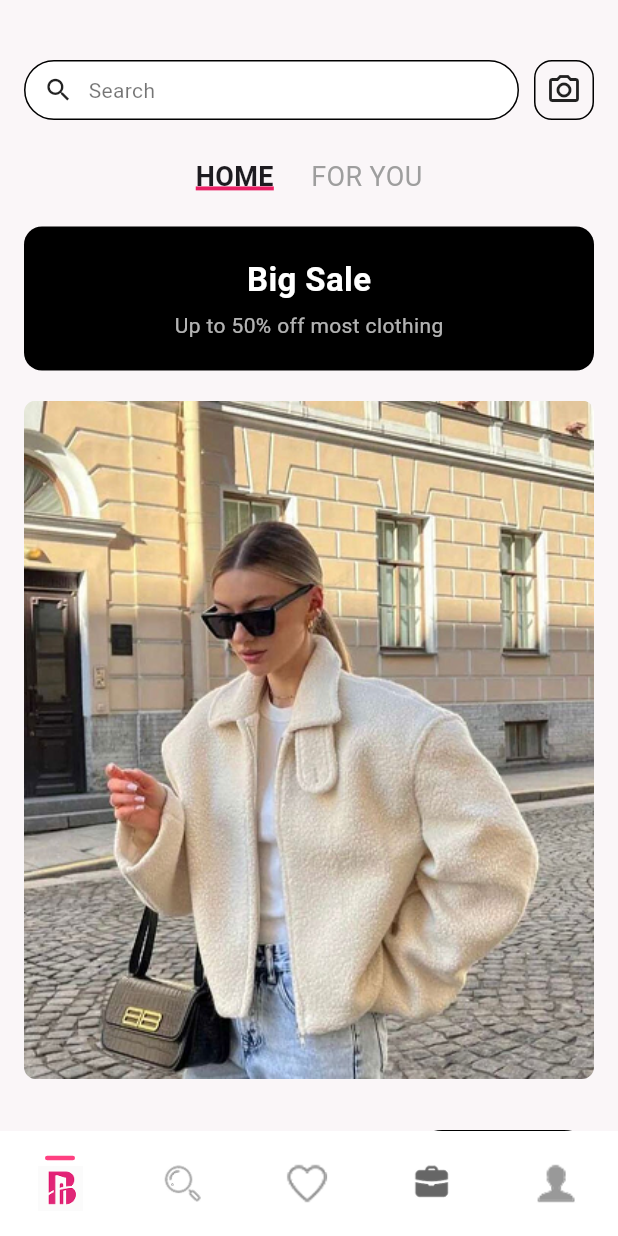
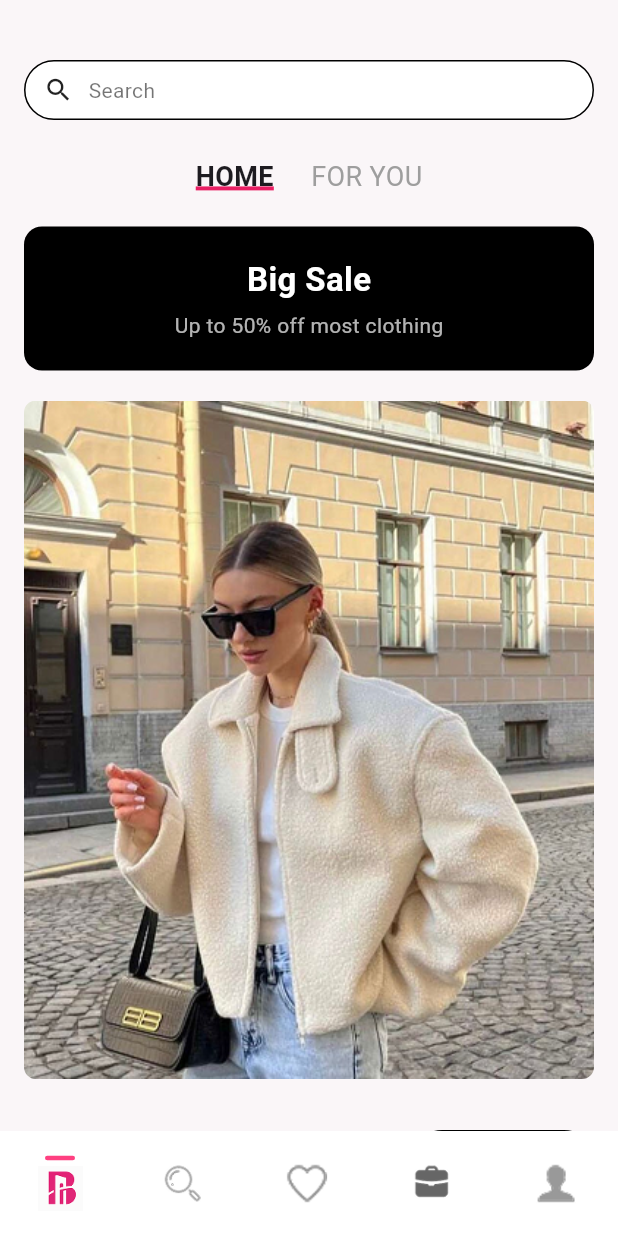
Before and after one commit to tech640/Bridge-App, a Flutter app: the screen it shows after launch, on a phone screen of 412 x 824 dp. Run offline on Flutter 3.47's test engine with Material 3 defaults, Android fonts, the phone set to English and light mode, and no system bars.

Commit message:
second Page collection

```diff
--- a/lib/screens/home.dart
+++ b/lib/screens/home.dart
@@ -1,8 +1,8 @@
 // screens/home.dart
 import 'package:flutter/material.dart';
 import 'package:bridge_app/screens/collection.dart';
+import 'package:bridge_app/screens/search.dart';
 import 'package:bridge_app/widgets/bottom_nav.dart';
-import 'package:bridge_app/screens/search.dart';
 
 class HomePage extends StatefulWidget {
   const HomePage({super.key});
@@ -34,19 +34,14 @@ class _HomePageState extends State<HomePage> {
           children: [
             const SizedBox(height: 40),
 
-            // ---------------- SEARCH BAR WITH NAVIGATION ----------------
+            // ===== SEARCH BAR =====
             Padding(
               padding: const EdgeInsets.symmetric(horizontal: 16),
-              child: Row(
-                children: [
-                  Expanded(
               child: GestureDetector(
                 onTap: () {
                   Navigator.push(
                     context,
-                          MaterialPageRoute(
-                            builder: (_) => const SearchPage(),
-                          ),
+                    MaterialPageRoute(builder: (_) => const SearchPage()),
                   );
                 },
                 child: Container(
@@ -70,23 +65,10 @@ class _HomePageState extends State<HomePage> {
                 ),
               ),
             ),
-                  const SizedBox(width: 10),
-                  Container(
-                    height: 40,
-                    width: 40,
-                    decoration: BoxDecoration(
-                      borderRadius: BorderRadius.circular(12),
-                      border: Border.all(color: Colors.black),
-                    ),
-                    child: const Icon(Icons.camera_alt_outlined),
-                  ),
-                ],
-              ),
-            ),
 
             const SizedBox(height: 25),
 
-            // ---------------- Tabs ----------------
+            // ===== TABS (HOME / FOR YOU) =====
             Row(
               mainAxisAlignment: MainAxisAlignment.center,
               children: [
@@ -101,7 +83,7 @@ class _HomePageState extends State<HomePage> {
                   ),
                 ),
                 const SizedBox(width: 25),
-                const Text(
+                Text(
                   "FOR YOU",
                   style: TextStyle(
                     fontSize: 18,
@@ -113,7 +95,7 @@ class _HomePageState extends State<HomePage> {
 
             const SizedBox(height: 20),
 
-            // ---------------- Banner ----------------
+            // ===== BANNER =====
             Container(
               margin: const EdgeInsets.symmetric(horizontal: 16),
               padding: const EdgeInsets.all(20),
@@ -143,7 +125,7 @@ class _HomePageState extends State<HomePage> {
 
             const SizedBox(height: 20),
 
-            // ---------------- Fashion Image ----------------
+            // ===== Fashion Image =====
             Padding(
               padding: const EdgeInsets.symmetric(horizontal: 16),
               child: ClipRRect(
@@ -157,7 +139,7 @@ class _HomePageState extends State<HomePage> {
 
             const SizedBox(height: 30),
 
-            // ---------------- PARTY PREVIEW HEADER ----------------
+            // ===== PARTY PREVIEW HEADER =====
             Padding(
               padding: const EdgeInsets.symmetric(horizontal: 16),
               child: Row(
@@ -183,7 +165,7 @@ class _HomePageState extends State<HomePage> {
             ),
 
             const SizedBox(height: 20),
-
+            // ===== صف صورتين ProductCard =====
             Row(
               mainAxisAlignment: MainAxisAlignment.center,
               children: const [
@@ -195,7 +177,7 @@ class _HomePageState extends State<HomePage> {
 
             const SizedBox(height: 30),
 
-            // ---------------- Banner Black ----------------
+            // ===== Banner Black =====
             Container(
               padding: const EdgeInsets.all(25),
               width: double.infinity,
@@ -230,6 +212,7 @@ class _HomePageState extends State<HomePage> {
 
             const SizedBox(height: 40),
 
+            // ===== NEW IN TITLE =====
             const Center(
               child: Text(
                 "New In",
@@ -239,6 +222,7 @@ class _HomePageState extends State<HomePage> {
 
             const SizedBox(height: 25),
 
+            // ===== 4 صور New In مع إضافة الربط =====
             Row(
               mainAxisAlignment: MainAxisAlignment.center,
               children: [
@@ -273,6 +257,7 @@ class _HomePageState extends State<HomePage> {
 
             const SizedBox(height: 40),
 
+            // ===== 30% OFF TEXT =====
             const Center(
               child: Text(
                 "The up to 30% off edit",
@@ -282,6 +267,7 @@ class _HomePageState extends State<HomePage> {
 
             const SizedBox(height: 30),
 
+            // ===== REPEAT ProductCard =====
             Row(
               mainAxisAlignment: MainAxisAlignment.center,
               children: const [
@@ -293,6 +279,7 @@ class _HomePageState extends State<HomePage> {
 
             const SizedBox(height: 35),
 
+            // ===== SHOP NOW BIG BUTTON =====
             Container(
               width: double.infinity,
               padding: const EdgeInsets.symmetric(vertical: 18),
@@ -310,17 +297,28 @@ class _HomePageState extends State<HomePage> {
         ),
       ),
 
-      // ---------------- Bottom Navigation ----------------
+      // ===== BOTTOM NAVIGATION BAR =====
       bottomNavigationBar: BottomNavBar(
         selectedIndex: selectedIndex,
         onTap: (i) {
           setState(() => selectedIndex = i);
+
+          if (i == 0) {
+            // اضغط Home → ارجع للهوم
+            Navigator.pop(context);
+          } else if (i == 1) {
+            // اضغط Search → اذهب لصفحة Search
+            Navigator.push(
+              context,
+              MaterialPageRoute(builder: (_) => const SearchPage()),
+            );
+          }
         },
       ),
     );
   }
 
-  // ---------------- Bottom Item ----------------
+  //Nav Bar (استخدام للـ bottom_nav فقط)
   Widget bottomItem(int index, String iconName) {
     bool active = index == selectedIndex;
 
@@ -343,7 +341,6 @@ class _HomePageState extends State<HomePage> {
               ),
             ),
           if (active) const SizedBox(height: 4),
-
           Image.asset(
             active
                 ? "assets/icons/${iconName}Pink.png"
@@ -356,7 +353,7 @@ class _HomePageState extends State<HomePage> {
   }
 }
 
-// ---------------- PRODUCT CARD ----------------
+// ================= PRODUCT CARD =================
 class ProductCard extends StatelessWidget {
   final String image;
   const ProductCard({super.key, required this.image});
@@ -394,7 +391,7 @@ class ProductCard extends StatelessWidget {
   }
 }
 
-// ---------------- Image Box with Black Bar ----------------
+// ================= 2 صور مع شريط أسود بالنص =================
 Widget imageBoxBlackText(String img, String lbl) {
   return Stack(
     alignment: Alignment.center,
```
Lines whose indentation alone changed are shown as unchanged.
